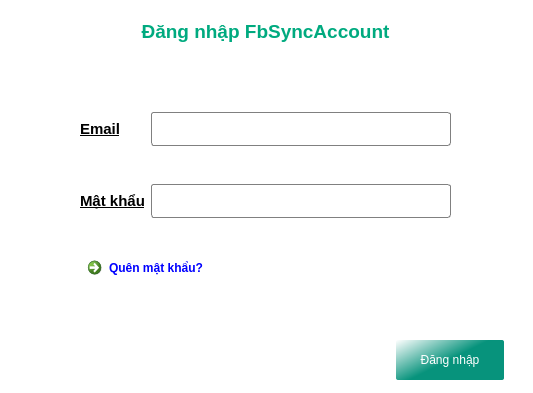
First picture: the form in src/main/resources/ui/login.ui, repository hspace-biz/fblogin, before the edit.
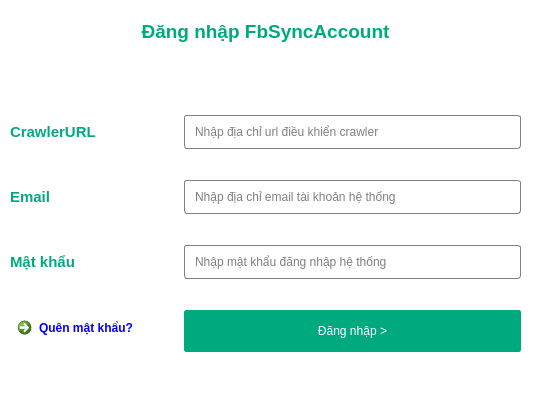
Second picture: the form after the edit.

The edit to the form file:
```diff
--- a/src/main/resources/ui/login.ui
+++ b/src/main/resources/ui/login.ui
@@ -62,14 +62,14 @@
   <widget class="QWidget" name="gridLayoutWidget">
    <property name="geometry">
     <rect>
-     <x>80</x>
-     <y>80</y>
-     <width>371</width>
-     <height>171</height>
+     <x>10</x>
+     <y>90</y>
+     <width>511</width>
+     <height>291</height>
     </rect>
    </property>
    <layout class="QGridLayout" name="gridLayout_3">
-    <item row="4" column="1">
+    <item row="6" column="1">
      <widget class="QLineEdit" name="password">
       <property name="styleSheet">
        <string notr="true">QLineEdit {
@@ -78,6 +78,10 @@
     padding: 8px;
     background: white;
     selection-background-color: darkgray;
+}
+
+QLineEdit:focus {
+    border: 1px solid #00aa7f;
 }</string>
       </property>
       <property name="inputMask">
@@ -86,23 +90,19 @@
       <property name="echoMode">
        <enum>QLineEdit::Password</enum>
       </property>
-     </widget>
-    </item>
-    <item row="4" column="0">
-     <widget class="QLabel" name="label">
-      <property name="text">
-       <string>&lt;html&gt;&lt;head/&gt;&lt;body&gt;&lt;p&gt;&lt;span style=&quot; font-size:11pt; font-weight:600; text-decoration: underline;&quot;&gt;Mật khẩu&lt;/span&gt;&lt;/p&gt;&lt;/body&gt;&lt;/html&gt;</string>
+      <property name="placeholderText">
+       <string>Nhập mật khẩu đăng nhập hệ thống</string>
       </property>
      </widget>
     </item>
-    <item row="0" column="0">
+    <item row="1" column="0">
      <widget class="QLabel" name="label_2">
       <property name="text">
-       <string>&lt;html&gt;&lt;head/&gt;&lt;body&gt;&lt;p&gt;&lt;span style=&quot; font-size:11pt; font-weight:600; text-decoration: underline;&quot;&gt;Email&lt;/span&gt;&lt;/p&gt;&lt;/body&gt;&lt;/html&gt;</string>
+       <string>&lt;html&gt;&lt;head/&gt;&lt;body&gt;&lt;p&gt;&lt;span style=&quot; font-size:11pt; font-weight:600; color:#00aa7f;&quot;&gt;Email&lt;/span&gt;&lt;/p&gt;&lt;/body&gt;&lt;/html&gt;</string>
       </property>
      </widget>
     </item>
-    <item row="0" column="1">
+    <item row="1" column="1">
      <widget class="QLineEdit" name="email">
       <property name="styleSheet">
        <string notr="true">QLineEdit {
@@ -111,74 +111,52 @@
     padding: 8px;
     background: white;
     selection-background-color: darkgray;
+}
+
+QLineEdit:focus {
+    border: 1px solid #00aa7f;
 }</string>
       </property>
       <property name="placeholderText">
-       <string/>
+       <string>Nhập địa chỉ email tài khoản hệ thống</string>
       </property>
      </widget>
     </item>
-   </layout>
-  </widget>
-  <widget class="QWidget" name="horizontalLayoutWidget">
-   <property name="geometry">
-    <rect>
-     <x>370</x>
-     <y>330</y>
-     <width>161</width>
-     <height>61</height>
-    </rect>
-   </property>
-   <layout class="QHBoxLayout" name="horizontalLayout">
-    <item alignment="Qt::AlignHCenter">
-     <widget class="QPushButton" name="login_btn">
+    <item row="6" column="0">
+     <widget class="QLabel" name="label">
+      <property name="text">
+       <string>&lt;html&gt;&lt;head/&gt;&lt;body&gt;&lt;p&gt;&lt;span style=&quot; font-size:11pt; font-weight:600; color:#00aa7f;&quot;&gt;Mật khẩu&lt;/span&gt;&lt;/p&gt;&lt;/body&gt;&lt;/html&gt;</string>
+      </property>
+     </widget>
+    </item>
+    <item row="0" column="1">
+     <widget class="QLineEdit" name="crawlerUrl">
       <property name="styleSheet">
-       <string notr="true">QPushButton {
-    border: 1px solid #8f8f91;
-    border-radius: 2px;
-	background-color: qlineargradient(spread:pad, x1:0.557, y1:0.414682, x2:0, y2:0, stop:0 rgba(7, 147, 124, 255), stop:1 rgba(255, 255, 255, 255));
-    min-width: 80px;
-    padding: 13px;
-    color: white;
+       <string notr="true">QLineEdit {
+    border: 1px solid gray;
+    border-radius: 3px;
+    padding: 8px;
+    background: white;
+    selection-background-color: darkgray;
 }
 
-QPushButton:pressed {
-    color: qlineargradient(spread:pad, x1:0.557, y1:0.414682, x2:0, y2:0, stop:0 rgba(7, 147, 124, 255), stop:1 rgba(255, 255, 255, 255));
-	background-color: qlineargradient(spread:pad, x1:0.317864, y1:0.352, x2:1, y2:1, stop:0 rgba(7, 147, 124, 255), stop:1 rgba(255, 255, 255, 255));
-}
-
-QPushButton:flat {
-    border: none; /* no border for a flat push button */
-}
-
-QPushButton:default {
-    border-color: navy; /* make the default button prominent */
+QLineEdit:focus {
+    border: 1px solid #00aa7f;
 }</string>
       </property>
+      <property name="placeholderText">
+       <string>Nhập địa chỉ url điều khiển crawler</string>
+      </property>
+     </widget>
+    </item>
+    <item row="0" column="0">
+     <widget class="QLabel" name="label_3">
       <property name="text">
-       <string>Đăng nhập</string>
-      </property>
-      <property name="default">
-       <bool>true</bool>
-      </property>
-      <property name="flat">
-       <bool>true</bool>
+       <string>&lt;html&gt;&lt;head/&gt;&lt;body&gt;&lt;p&gt;&lt;span style=&quot; font-size:11pt; font-weight:600; color:#00aa7f;&quot;&gt;CrawlerURL&lt;/span&gt;&lt;/p&gt;&lt;/body&gt;&lt;/html&gt;</string>
       </property>
      </widget>
     </item>
-   </layout>
-  </widget>
-  <widget class="QWidget" name="horizontalLayoutWidget_2">
-   <property name="geometry">
-    <rect>
-     <x>80</x>
-     <y>250</y>
-     <width>371</width>
-     <height>41</height>
-    </rect>
-   </property>
-   <layout class="QHBoxLayout" name="horizontalLayout_2">
-    <item alignment="Qt::AlignLeft">
+    <item row="7" column="0">
      <widget class="QCommandLinkButton" name="forgot_pwd_btn">
       <property name="font">
        <font>
@@ -226,6 +204,50 @@
       </property>
      </widget>
     </item>
+    <item row="7" column="1">
+     <widget class="QPushButton" name="login_btn">
+      <property name="enabled">
+       <bool>true</bool>
+      </property>
+      <property name="cursor">
+       <cursorShape>PointingHandCursor</cursorShape>
+      </property>
+      <property name="styleSheet">
+       <string notr="true">QPushButton {
+    border: 1px solid #00aa7f;
+    border-radius: 2px;
+	background-color:#00aa7f;
+    min-width: 80px;
+    padding: 13px;
+    color: white;
+}
+
+QPushButton:pressed {
+    color: #00aa7f;
+	background-color: #ffffff;
+}
+
+QPushButton:hover {
+    color: #00aa7f;
+	background-color: #ffffff;
+    border: 1px solid #00aa7f;
+}
+
+QPushButton:default {
+    border-color: #00aa7f; /* make the default button prominent */
+}</string>
+      </property>
+      <property name="text">
+       <string>Đăng nhập &gt;</string>
+      </property>
+      <property name="default">
+       <bool>true</bool>
+      </property>
+      <property name="flat">
+       <bool>true</bool>
+      </property>
+     </widget>
+    </item>
    </layout>
   </widget>
  </widget>
```
Left out of the diff: 7 changed lines with no effect on the pictures.
